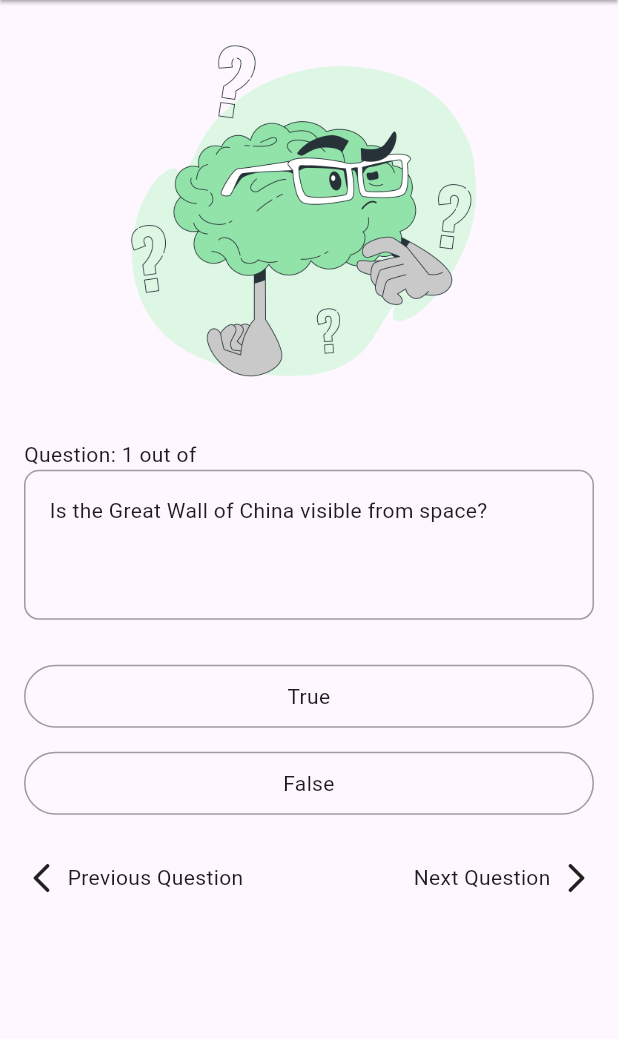
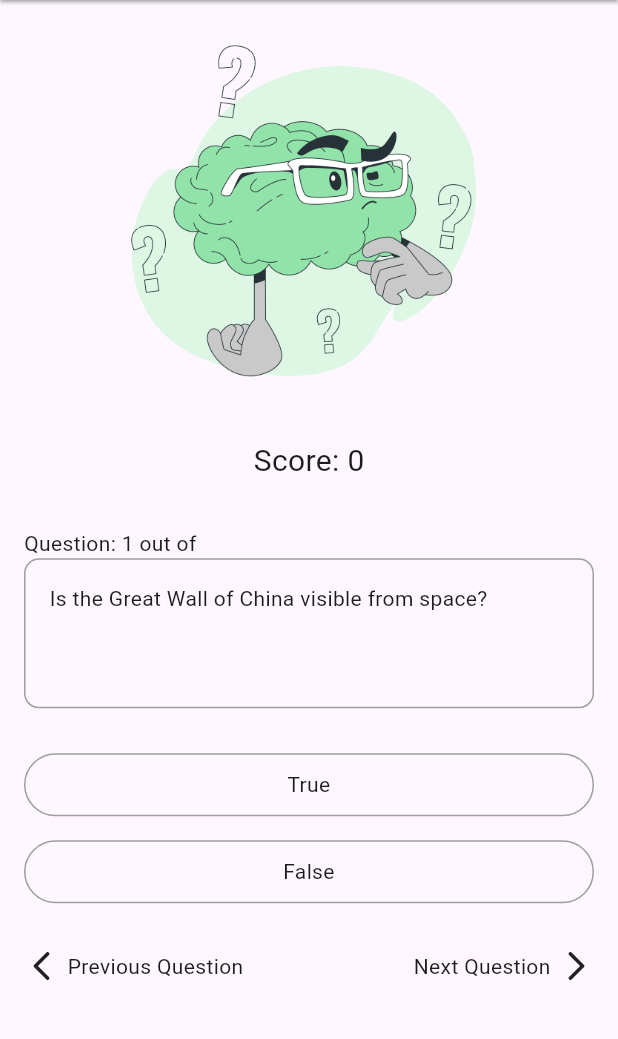
Before and after one commit to Adeyemi-Favour/Quiz-App, a Flutter app: the screen it shows after launch, on a phone screen of 412 x 824 dp, the part 84-1123 px from its top. Run offline on Flutter 3.47's test engine with Material 3 defaults, Android fonts, the phone set to English and light mode, and no system bars.

```diff
--- a/lib/bodyContainer.dart
+++ b/lib/bodyContainer.dart
@@ -139,17 +139,17 @@ class _bodyContainerState extends State<bodyContainer> {
           SizedBox(
             height: 30,
           ),
-          // Container(
-          //   alignment: Alignment.center,
-          //   child: Text(
-          //     'Score: $playerScore',
-          //     style: TextStyle(
-          //       fontSize: 20,
-          //     ),
-          //   ),
-          // ),SizedBox(
-          //   height: 30,
-          // ),
+          Container(
+            alignment: Alignment.center,
+            child: Text(
+              'Score: $playerScore',
+              style: TextStyle(
+                fontSize: 20,
+              ),
+            ),
+          ),SizedBox(
+            height: 30,
+          ),
           Container(alignment: Alignment.centerLeft,
               child: Text(
             'Question: $questionNumber out of $totalQuestions',
```
